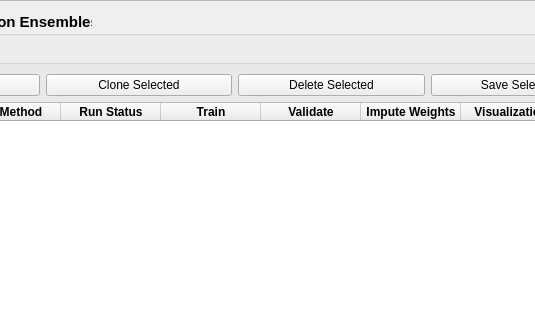
The window that foqus_lib/gui/sdoe/sdoeSetupFrame_UI.ui (sotorrio1/FOQUS) describes before a commit, drawn with Qt 5; both pictures show x 376 to 911 and y 0 to 320 of the 1316 by 755 pixel window.
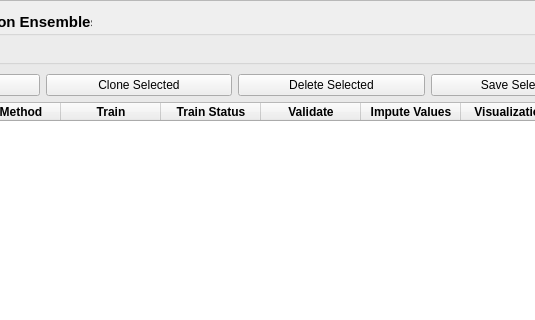
The same window after the commit.

Commit message: Initial changes to the UI for UQ-SDOE integration

```diff
--- a/foqus_lib/gui/sdoe/sdoeSetupFrame_UI.ui
+++ b/foqus_lib/gui/sdoe/sdoeSetupFrame_UI.ui
@@ -195,16 +195,16 @@
                <string>RS Method</string>
               </property>
              </column>
-             <column>
-              <property name="text">
-               <string>Run Status</string>
-              </property>
-             </column>
              <column>
               <property name="text">
                <string>Train</string>
               </property>
              </column>
+             <column>
+              <property name="text">
+               <string>Train Status</string>
+              </property>
+             </column>
              <column>
               <property name="text">
                <string>Validate</string>
@@ -212,7 +212,7 @@
              </column>
              <column>
               <property name="text">
-               <string>Impute Weights</string>
+               <string>Impute Values</string>
               </property>
              </column>
              <column>
```
The commit also changes 1 other file.
